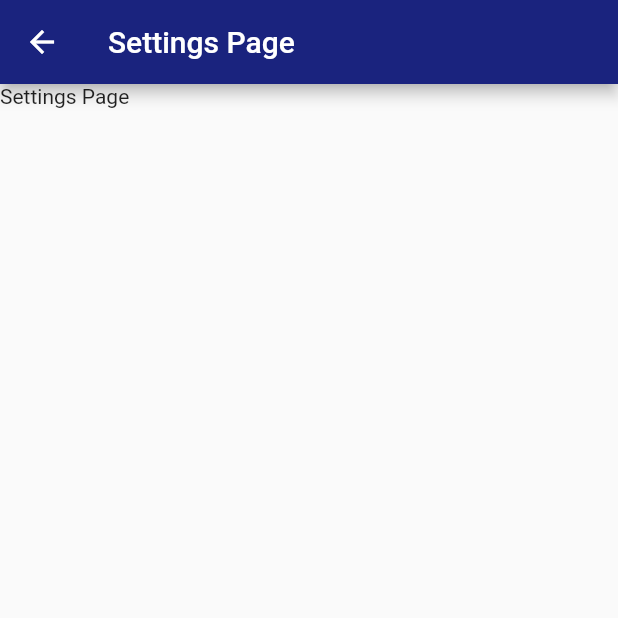
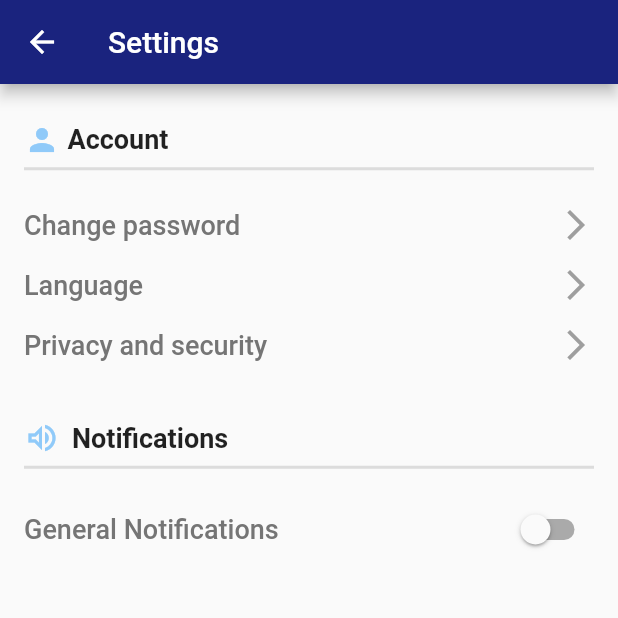
Before and after one commit to furkanayyildiz/ubis_app, a Flutter app: the SettingsScreen screen opened by its route, on a phone screen of 412 x 824 dp, the top half of it. Run offline on Flutter 3.47's test engine with Material 2 defaults, Android fonts, the phone set to English and light mode, and no system bars.

Commit message:
setting screen and exam result screen added

```diff
--- a/ubis_app/lib/fake_data.dart
+++ b/ubis_app/lib/fake_data.dart
@@ -38,12 +38,6 @@ const OPTIAN_DATA = [
       title: "Exam Results",
       icon: Icons.quiz,
       path: "/exam_result_screen"),
-  Option(
-    id: "o7",
-    title: "Homeworks",
-    icon: Icons.note,
-    path: "/homeworks_screen",
-  ),
   Option(
       id: "o8",
       title: "Syllabus",
--- a/ubis_app/lib/main.dart
+++ b/ubis_app/lib/main.dart
@@ -1,5 +1,6 @@
 import 'package:flutter/material.dart';
 import 'package:ubis_app/screens/option_screens/course_detail_screen.dart';
+import 'package:ubis_app/screens/option_screens/exam_result_detail_screen.dart';
 
 //page imports
 import "./screens/login_screen.dart";
@@ -10,11 +11,11 @@ import './screens/option_screens/announcements_screen.dart';
 import './screens/option_screens/course_notes_screen.dart';
 import './screens/option_screens/exam_result_screen.dart';
 import './screens/option_screens/exam_schedule_screen.dart';
-import './screens/option_screens/homeworks_screen.dart';
 import './screens/profile_screen.dart';
 import './screens/settings_screen.dart';
 import './screens/option_screens/syllabus_screen.dart';
 import './screens/option_screens/transcript_screen.dart';
+import "./screens/option_screens/exam_result_detail_screen.dart";
 
 void main() => runApp(MyApp());
 
@@ -38,10 +39,10 @@ class MyApp extends StatelessWidget {
         "/course_notes_screen": (context) => CourseNotesScreen(),
         "/exam_schedule": (context) => ExamScheduleScreen(),
         "/exam_result_screen": (context) => ExamResultScreen(),
-        "/homeworks_screen": (context) => HoneworksScreen(),
         "/syllabus_screen": (context) => SyllabusScreen(),
         "/transcript_screen": (context) => TranscriptScreen(),
         CourseDetailScreen.routeName: (context) => CourseDetailScreen(),
+        ExamResultDetailScreen.routeName: (context) => ExamResultDetailScreen(),
       },
     );
   }
--- a/ubis_app/lib/screens/settings_screen.dart
+++ b/ubis_app/lib/screens/settings_screen.dart
@@ -1,17 +1,147 @@
 import 'package:flutter/material.dart';
 
-class SettingsScreen extends StatelessWidget {
+class SettingsScreen extends StatefulWidget {
   static const routeName = '/settings_screen';
 
+  @override
+  State<SettingsScreen> createState() => _SettingsScreenState();
+}
+
+class _SettingsScreenState extends State<SettingsScreen> {
+  bool isSwitched = false;
   @override
   Widget build(BuildContext context) {
     return Scaffold(
       appBar: AppBar(
-        title: Text("Settings Page"),
+        title: Text("Settings"),
         backgroundColor: Theme.of(context).primaryColor,
       ),
       body: Container(
-        child: Text("Settings Page"),
+        padding: EdgeInsets.only(left: 16, top: 25, right: 16),
+        child: ListView(
+          children: [
+            Row(
+              children: [
+                Icon(
+                  Icons.person,
+                  color: Colors.blue.shade200,
+                ),
+                SizedBox(
+                  width: 5,
+                ),
+                Text(
+                  "Account",
+                  style: TextStyle(fontSize: 18, fontWeight: FontWeight.bold),
+                ),
+              ],
+            ),
+            Divider(
+              height: 15,
+              thickness: 2,
+            ),
+            SizedBox(
+              height: 10,
+            ),
+            buildAccountOptionRow(context, "Change password"),
+            buildAccountOptionRow(context, "Language"),
+            buildAccountOptionRow(context, "Privacy and security"),
+            SizedBox(
+              height: 30,
+            ),
+            Row(
+              children: [
+                Icon(
+                  Icons.volume_up_outlined,
+                  color: Colors.blue.shade200,
+                ),
+                SizedBox(
+                  width: 8,
+                ),
+                Text(
+                  "Notifications",
+                  style: TextStyle(fontSize: 18, fontWeight: FontWeight.bold),
+                ),
+              ],
+            ),
+            Divider(
+              height: 15,
+              thickness: 2,
+            ),
+            SizedBox(
+              height: 10,
+            ),
+            Row(
+              mainAxisAlignment: MainAxisAlignment.spaceBetween,
+              children: [
+                Text(
+                  "General Notifications",
+                  style: TextStyle(
+                      fontSize: 18,
+                      fontWeight: FontWeight.w500,
+                      color: Colors.grey.shade600),
+                ),
+                Switch(
+                  value: isSwitched,
+                  onChanged: (value) {
+                    setState(() {
+                      isSwitched = value;
+                      print(isSwitched);
+                    });
+                  },
+                  activeTrackColor: Colors.blue.shade200,
+                  activeColor: Colors.blue,
+                ),
+              ],
+            ),
+          ],
+        ),
+      ),
+    );
+  }
+
+  GestureDetector buildAccountOptionRow(BuildContext context, String title) {
+    return GestureDetector(
+      onTap: () {
+        showDialog(
+            context: context,
+            builder: (BuildContext context) {
+              return AlertDialog(
+                title: Text(title),
+                content: Column(
+                  mainAxisSize: MainAxisSize.min,
+                  children: [
+                    Text("Content"),
+                  ],
+                ),
+                actions: [
+                  TextButton(
+                      onPressed: () {
+                        Navigator.of(context).pop();
+                      },
+                      child: Text("Close")),
+                ],
+              );
+            });
+      },
+      child: Padding(
+        padding: const EdgeInsets.symmetric(vertical: 8.0),
+        child: Row(
+          mainAxisAlignment: MainAxisAlignment.spaceBetween,
+          children: [
+            Text(
+              title,
+              style: TextStyle(
+                fontSize: 18,
+                fontWeight: FontWeight.w500,
+                color: Colors.grey[600],
+              ),
+            ),
+            Icon(
+              Icons.arrow_forward_ios,
+              color: Colors.grey,
+            ),
+          ],
+        ),
       ),
     );
   }
--- a/ubis_app/lib/widgets/main_drawer.dart
+++ b/ubis_app/lib/widgets/main_drawer.dart
@@ -69,11 +69,10 @@ class _MainDrawer extends State<MainDrawer> {
           buildDrawerItem("Profile", Icons.account_circle, () {
             Navigator.of(context).pushNamed("/profile_screen");
           }),
+          buildDrawerItem("Library", Icons.library_books_outlined, () {}),
+          buildDrawerItem("Financial Information", Icons.money, () {}),
           buildDrawerItem("Settings", Icons.settings, () {
             Navigator.of(context).pushNamed(SettingsScreen.routeName);
-          }),
-          buildDrawerItem("Financial Information", Icons.money, () {
-            Navigator.of(context).pushNamed("/profile_screen");
           }),
           buildDrawerItem("Exit", Icons.exit_to_app, () {
             Navigator.of(context).pushNamed("/");
```
Also changed, not shown: ubis_app/lib/screens/option_screens/exam_result_detail_screen.dart (added, +48 -0 lines), ubis_app/lib/screens/option_screens/exam_result_screen.dart (+12 -2 lines), ubis_app/lib/screens/option_screens/homeworks_screen.dart (deleted, +0 -16 lines), ubis_app/lib/widgets/exam_result_item.dart (added, +27 -0 lines).
